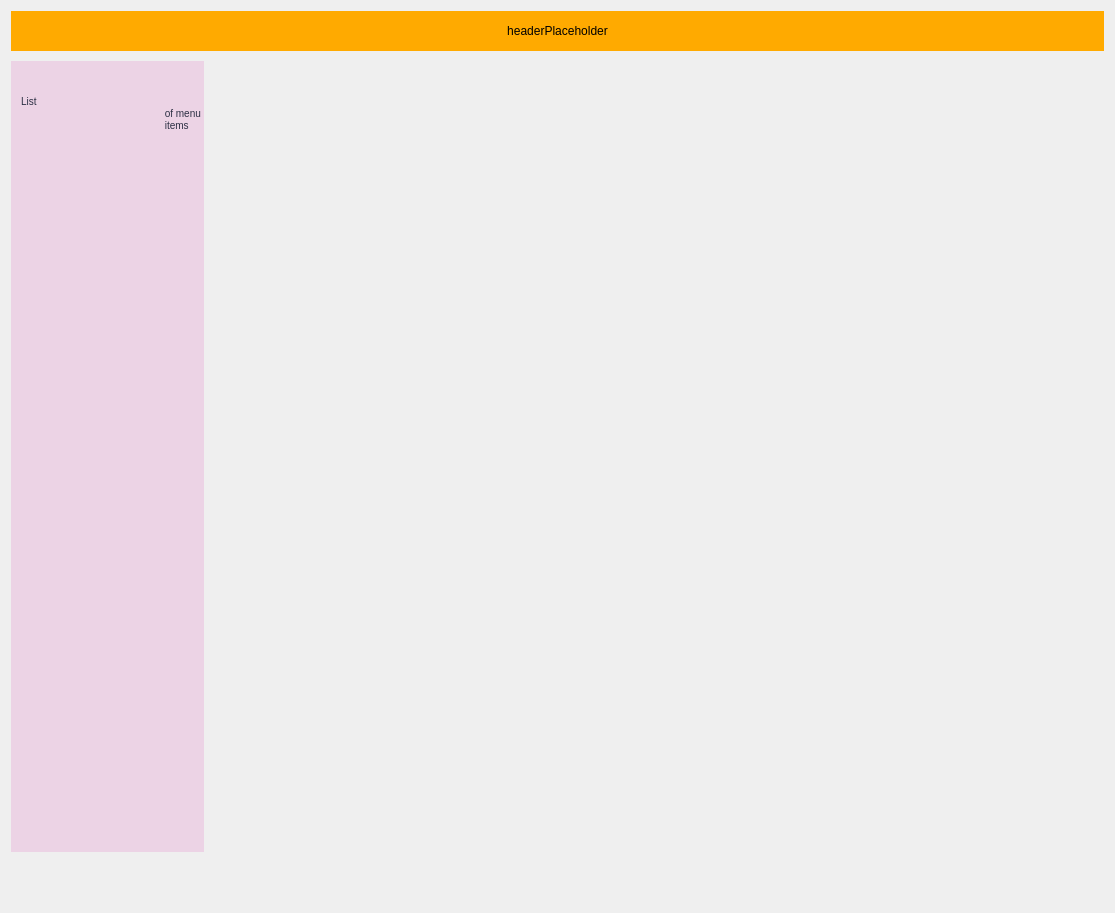
Before: the Qt Designer form client/screens/home.ui in kleroop/TechCourse_2022_12, drawn with Qt 5.
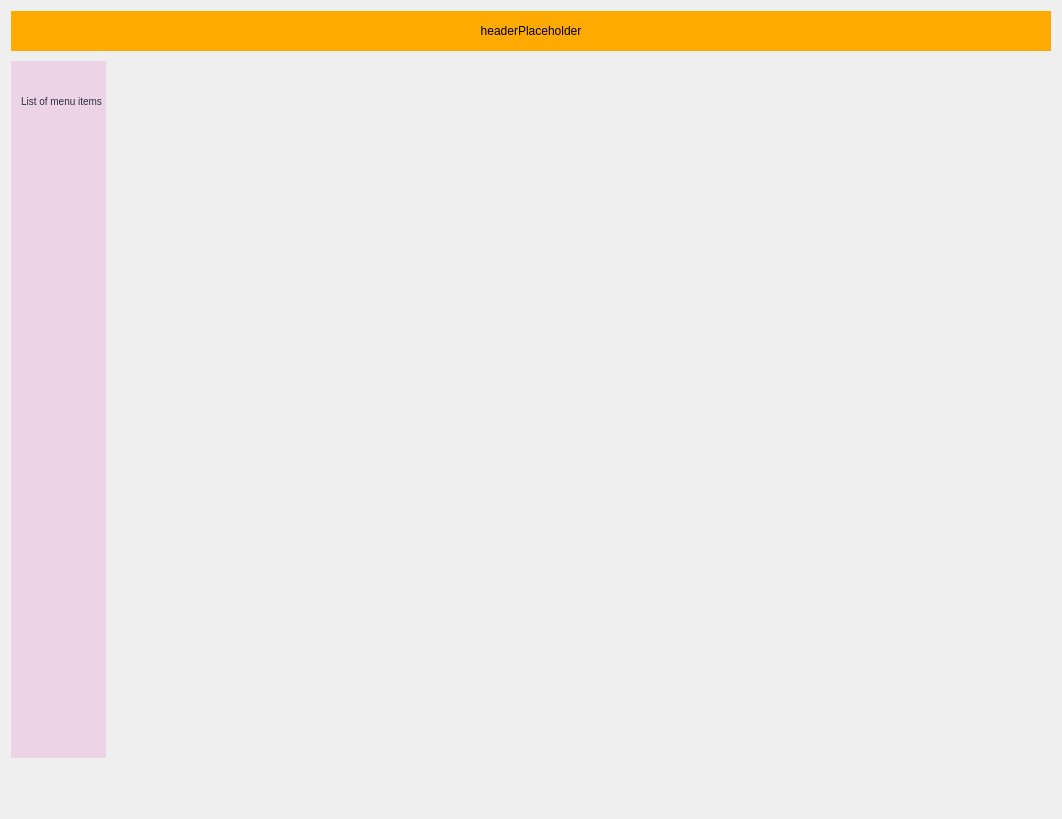
After: the same form once the commit is applied.

The edit to the form file:
```diff
--- a/client/screens/home.ui
+++ b/client/screens/home.ui
@@ -6,8 +6,8 @@
    <rect>
     <x>0</x>
     <y>0</y>
-    <width>1115</width>
-    <height>913</height>
+    <width>1062</width>
+    <height>819</height>
    </rect>
   </property>
   <property name="windowTitle">
@@ -106,9 +106,7 @@
                                                 </string>
            </property>
            <property name="text">
-            <string>List
-                                                    of menu
-                                                    items</string>
+            <string>List of menu items</string>
            </property>
            <property name="alignment">
             <set>Qt::AlignLeading|Qt::AlignLeft|Qt::AlignTop</set>
@@ -123,16 +121,28 @@
           <number>0</number>
          </property>
          <property name="leftMargin">
-          <number>66</number>
+          <number>30</number>
          </property>
          <property name="topMargin">
-          <number>21</number>
+          <number>5</number>
          </property>
          <property name="rightMargin">
-          <number>125</number>
+          <number>40</number>
          </property>
-         <item>
+         <item alignment="Qt::AlignLeft">
           <widget class="QStackedWidget" name="stackedWidget">
+           <property name="sizePolicy">
+            <sizepolicy hsizetype="Minimum" vsizetype="Minimum">
+             <horstretch>0</horstretch>
+             <verstretch>0</verstretch>
+            </sizepolicy>
+           </property>
+           <property name="minimumSize">
+            <size>
+             <width>334</width>
+             <height>0</height>
+            </size>
+           </property>
            <property name="currentIndex">
             <number>0</number>
            </property>
```
Left out of the diff: 14 changed lines with no effect on the pictures.
